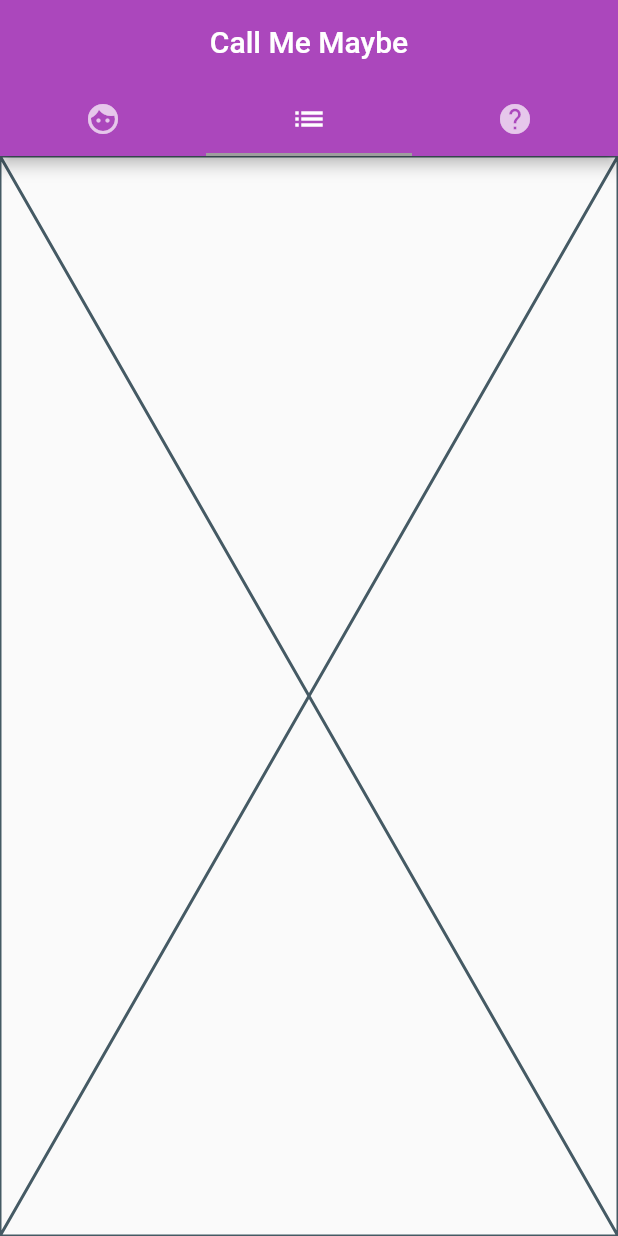
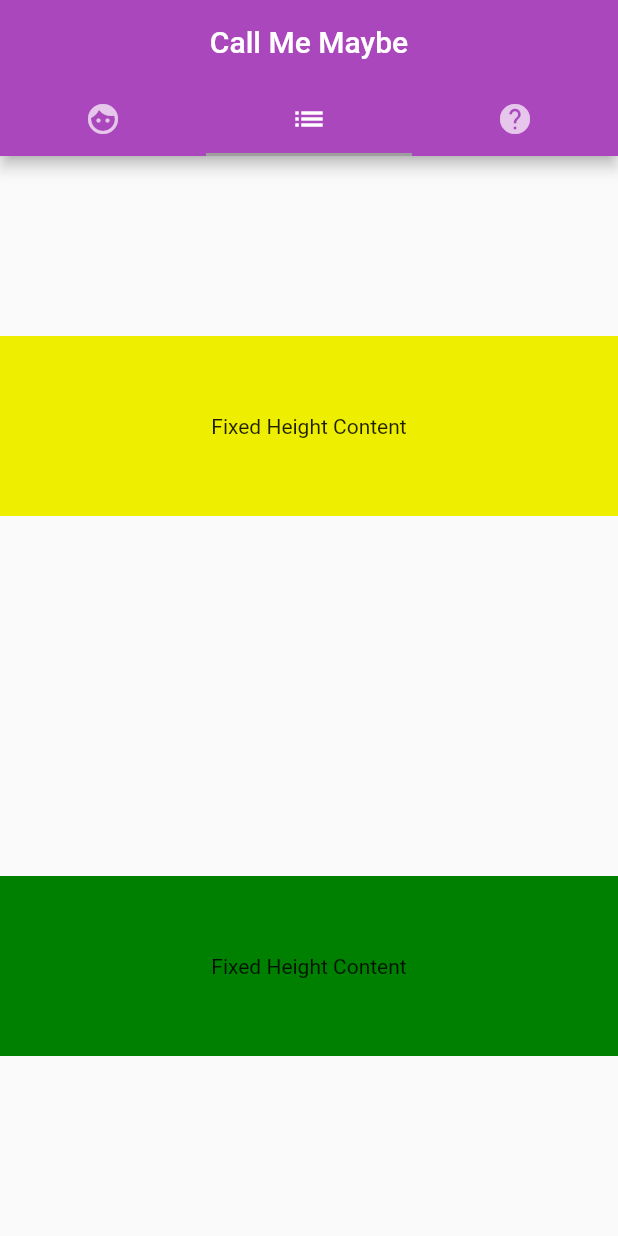
Before and after one commit to AndreEPaul/call_me_maybe, a Flutter app: the screen it shows after launch, tab 2 chosen, on a phone screen of 412 x 824 dp. Run offline on Flutter 3.47's test engine with Material 2 defaults, Android fonts, the phone set to English and light mode, and no system bars; network calls fail.

Commit message:
some linting fixes and placeholder for resume

```diff
--- a/lib/main.dart
+++ b/lib/main.dart
@@ -32,7 +32,7 @@ class HomePage extends StatelessWidget {
         length: 3,
         child: Scaffold(
           appBar: AppBar(
-            bottom: TabBar(
+            bottom: const TabBar(
               tabs: [
                 Tab(
                   icon: Icon(Icons.face),
@@ -46,7 +46,7 @@ class HomePage extends StatelessWidget {
               ],
             ),
             centerTitle: true,
-            title: Text(this.title),
+            title: Text(title),
           ),
           body: TabBarView(
             children: [
--- a/lib/predictor.dart
+++ b/lib/predictor.dart
@@ -2,7 +2,7 @@ import 'package:flutter/material.dart';
 
 class Predictor extends StatelessWidget {
   @override
-  Widget build(context) {
-    return Placeholder();
+  Widget build(BuildContext context) {
+    return const Placeholder();
   }
 }
--- a/lib/resume.dart
+++ b/lib/resume.dart
@@ -1,8 +1,43 @@
 import 'package:flutter/material.dart';
+
+
 
 class Resume extends StatelessWidget {
   @override
-  Widget build(context) {
-    return Placeholder();
-  }
+   Widget build(BuildContext context) {
+   return DefaultTextStyle(
+     style: Theme.of(context).textTheme.bodyText2,
+     child: LayoutBuilder(
+       builder: (BuildContext context, BoxConstraints viewportConstraints) {
+         return SingleChildScrollView(
+           child: ConstrainedBox(
+             constraints: BoxConstraints(
+               minHeight: viewportConstraints.maxHeight,
+             ),
+             child: Column(
+               mainAxisSize: MainAxisSize.min,
+               mainAxisAlignment: MainAxisAlignment.spaceAround,
+               children: <Widget>[
+                 Container(
+                   // A fixed-height child.
+                   color: const Color(0xffeeee00), // Yellow
+                   height: 120.0,
+                   alignment: Alignment.center,
+                   child: const Text('Fixed Height Content'),
+                 ),
+                 Container(
+                   // Another fixed-height child.
+                   color: const Color(0xff008000), // Green
+                   height: 120.0,
+                   alignment: Alignment.center,
+                   child: const Text('Fixed Height Content'),
+                 ),
+               ],
+             ),
+           ),
+         );
+       },
+     ),
+   );
+ }
 }
```
Also changed, not shown: lib/business_card.dart (+31 -23 lines).
